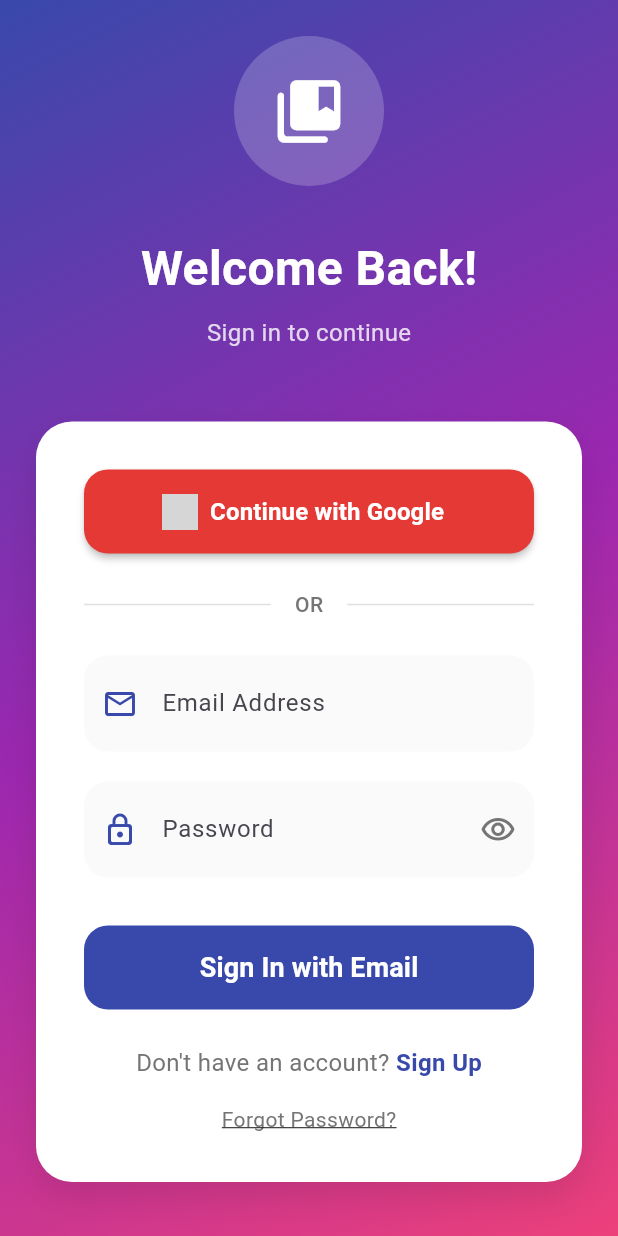
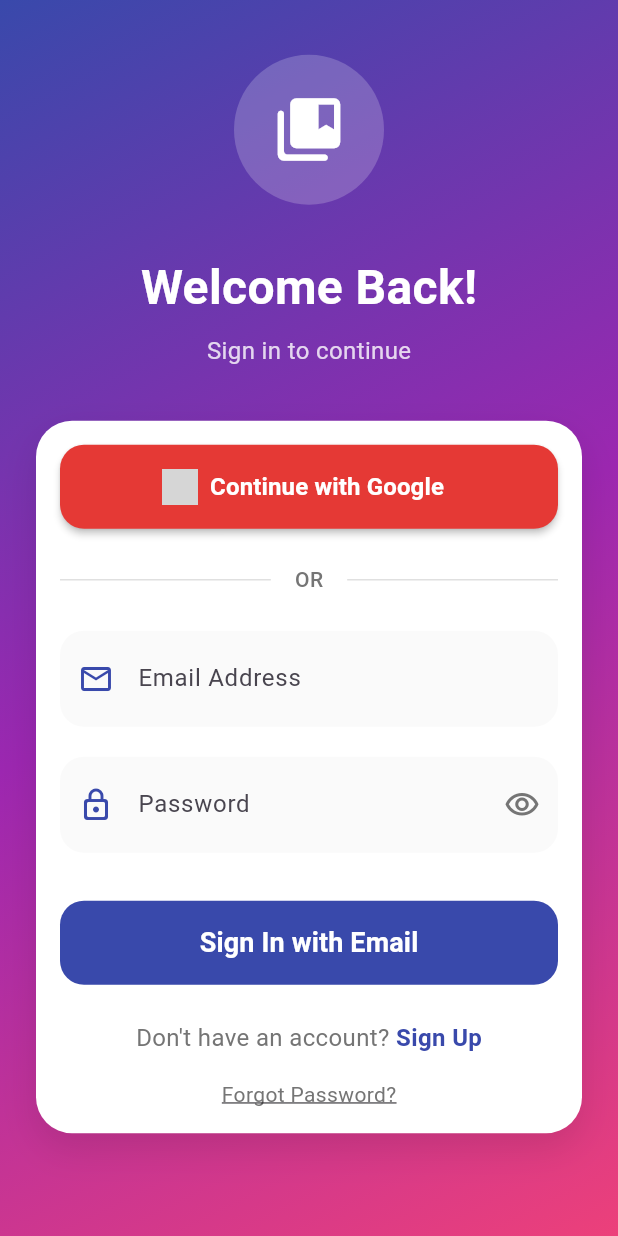
Before and after one commit to sjgod1427/clipper, a Flutter app: the screen it shows after launch, on a phone screen of 412 x 824 dp. Run offline on Flutter 3.47's test engine with Material 3 defaults, Android fonts, the light colour scheme and no system bars; our stand-ins replace cloud_firestore, firebase_auth, firebase_core, firebase_storage, google_sign_in, image_picker and 1 more; accounts and stored records are empty; grey boxes are pictures that could not be loaded.

Commit message:
UI updates 1

```diff
--- a/lib/login_screen.dart
+++ b/lib/login_screen.dart
@@ -306,11 +306,11 @@ class _LoginScreenState extends State<LoginScreen>
                           color: Colors.white.withOpacity(0.8),
                         ),
                       ),
-                      const SizedBox(height: 48),
+                      const SizedBox(height: 35),
 
                       // Login/Register Form
                       Container(
-                        padding: const EdgeInsets.all(32),
+                        padding: const EdgeInsets.all(16),
                         decoration: BoxDecoration(
                           color: Colors.white,
                           borderRadius: BorderRadius.circular(24),
```
